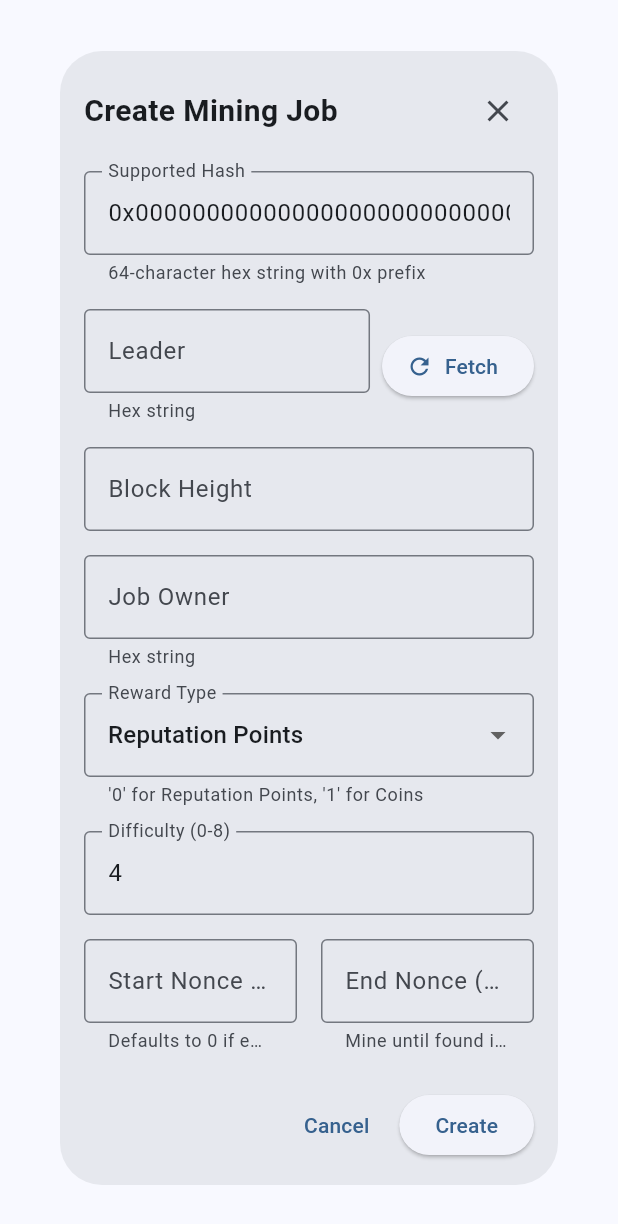
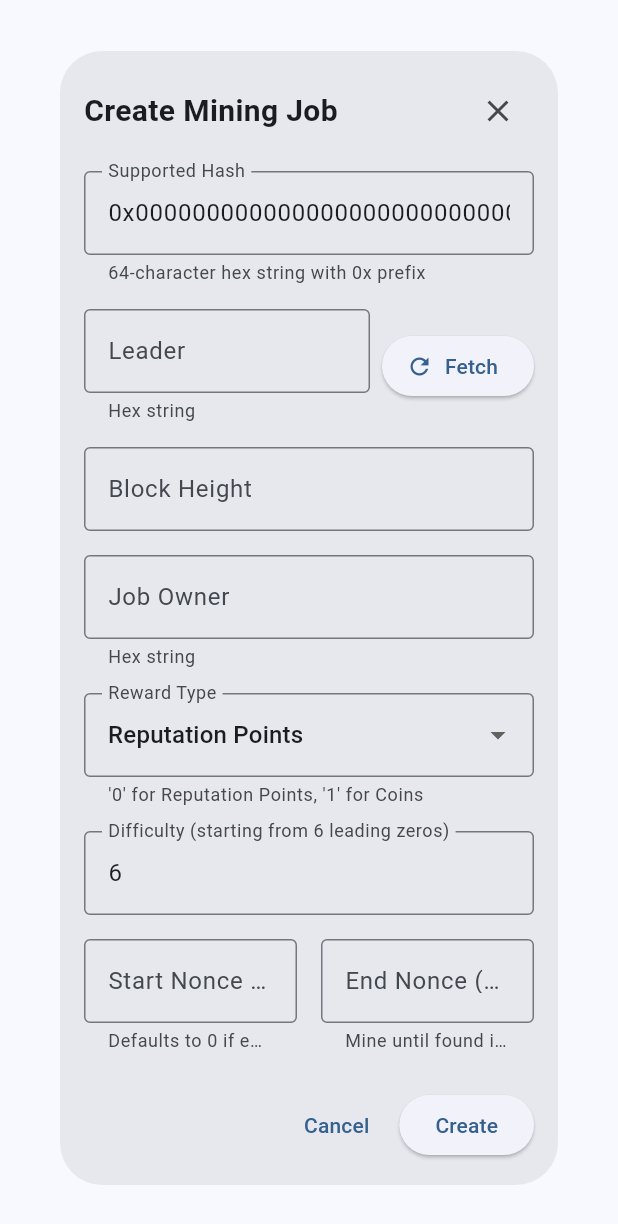
Before and after one commit to Kbunet/kbuc-miner, a Flutter app: the CreateMiningJobDialog widget shown alone on an empty page, opened directly, on a phone screen of 412 x 824 dp. Shown: the top 1224 px of the screen. Run offline on Flutter 3.47's test engine with Material 3 defaults, Android fonts, the phone set to English and light mode, and no system bars; our stand-ins replace convert, shared_preferences, synchronized; accounts and stored records are empty.

Commit message:
Setting the minimum difficulty to 6

```diff
--- a/lib/widgets/create_mining_job_dialog.dart
+++ b/lib/widgets/create_mining_job_dialog.dart
@@ -29,7 +29,7 @@ class _CreateMiningJobDialogState extends State<CreateMiningJobDialog> {
   final _leaderController = TextEditingController();
   final _heightController = TextEditingController();
   final _jobOwnerController = TextEditingController();
-  final _difficultyController = TextEditingController(text: '4');
+  final _difficultyController = TextEditingController(text: '6');
   final _startNonceController = TextEditingController();
   final _endNonceController = TextEditingController();
   String _rewardType = '0'; // Initialize as string '0' for Reputation Points
@@ -233,7 +233,7 @@ class _CreateMiningJobDialogState extends State<CreateMiningJobDialog> {
               TextFormField(
                 controller: _difficultyController,
                 decoration: const InputDecoration(
-                  labelText: 'Difficulty (0-8)',
+                  labelText: 'Difficulty (starting from 6 leading zeros)',
                   border: OutlineInputBorder(),
                 ),
                 keyboardType: TextInputType.number,
@@ -242,8 +242,8 @@ class _CreateMiningJobDialogState extends State<CreateMiningJobDialog> {
                     return 'Please enter difficulty';
                   }
                   final difficulty = int.tryParse(value);
-                  if (difficulty == null || difficulty < 0 || difficulty > 8) {
-                    return 'Difficulty must be between 0 and 8';
+                  if (difficulty == null || difficulty < 6) {
+                    return 'Difficulty must be >= 6';
                   }
                   return null;
                 },
```
